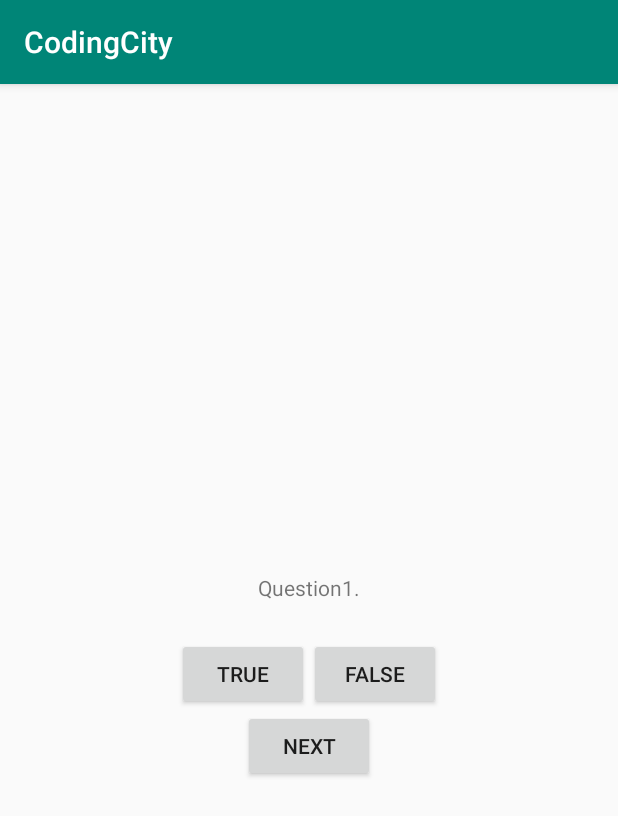
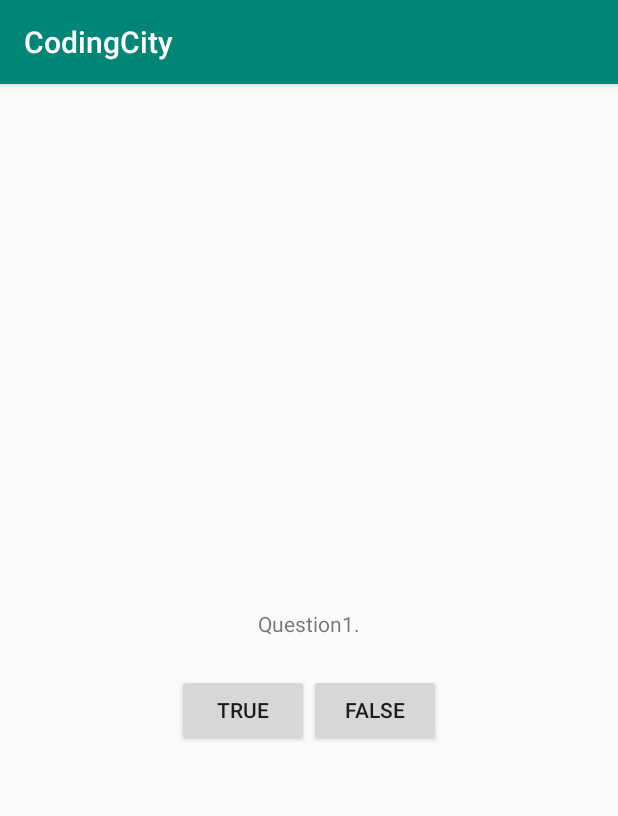
Before and after one commit to Punarvavyas/Coding-City, an Android app: the QuizActivity screen opened directly, with no data from a screen before it, on a phone screen of 412 x 824 dp. Shown: the top 816 px of the screen. Run offline under Robolectric (Android 15) with nearby library versions, the phone set to English and light mode, and no system bars.

Commit message:
Vibration and nextremoved

```diff
--- a/app/src/main/AndroidManifest.xml
+++ b/app/src/main/AndroidManifest.xml
@@ -3,6 +3,7 @@
     package="com.bignerdranch.android.codingcity">
 
     <uses-permission android:name="com.android.vending.BILLING" />
+    <uses-permission android:name="android.permission.VIBRATE"/>
 
     <application
         android:allowBackup="true"
--- a/app/src/main/java/com/bignerdranch/android/codingcity/courseinfo/CourseContent.java
+++ b/app/src/main/java/com/bignerdranch/android/codingcity/courseinfo/CourseContent.java
@@ -44,6 +44,7 @@ public class CourseContent extends AppCompatActivity {
         adapter.setOnItemClickListener(new MyAdapter.onItemClickListener() {
             @Override
             public void onLessonClick(int i) {
+
                 Intent intent = new Intent(getApplicationContext(), QuizActivity.class);
                 startActivity(intent);
             }
--- a/app/src/main/res/layout/activity_quiz.xml
+++ b/app/src/main/res/layout/activity_quiz.xml
@@ -35,12 +35,6 @@
         android:layout_height="wrap_content"
         android:orientation="horizontal" >
 
-        <Button
-            android:id="@+id/next_button"
-            android:layout_width="wrap_content"
-            android:layout_height="wrap_content"
-            android:text="NEXT"
-            android:drawablePadding="4dp" />
 
         <!--            android:src="@drawable/arrow_right"  //ImageButton-->
 
```
Also changed, not shown: app/src/main/java/com/bignerdranch/android/codingcity/quizinfo/QuizActivity.java (+23 -9 lines).
